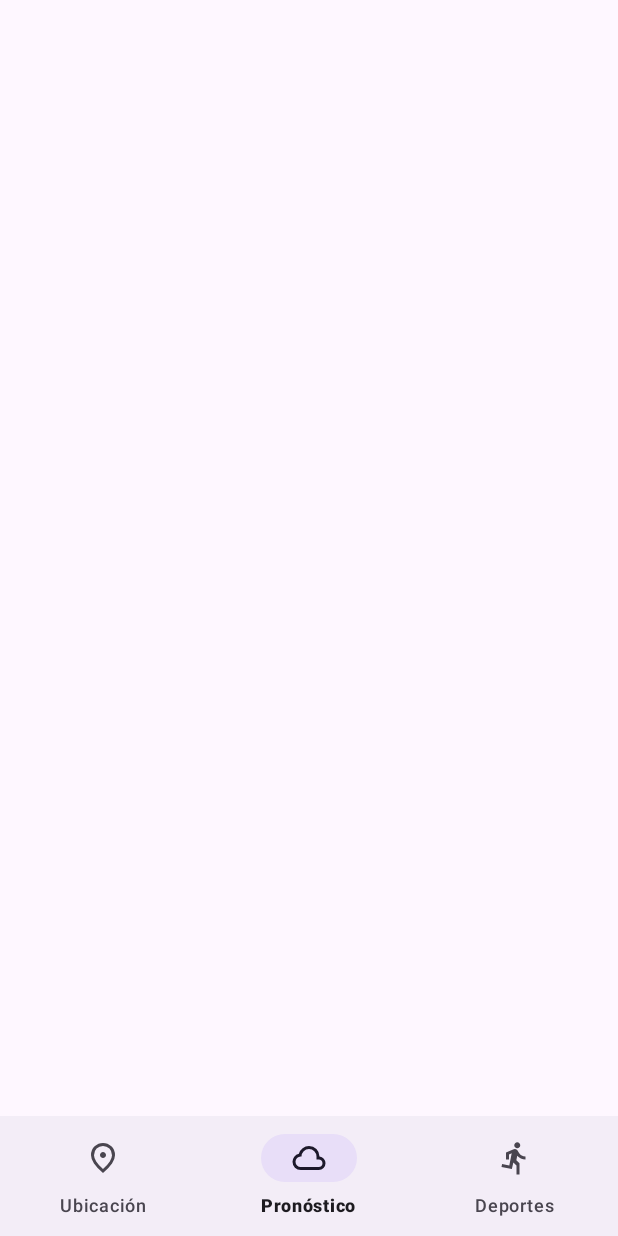
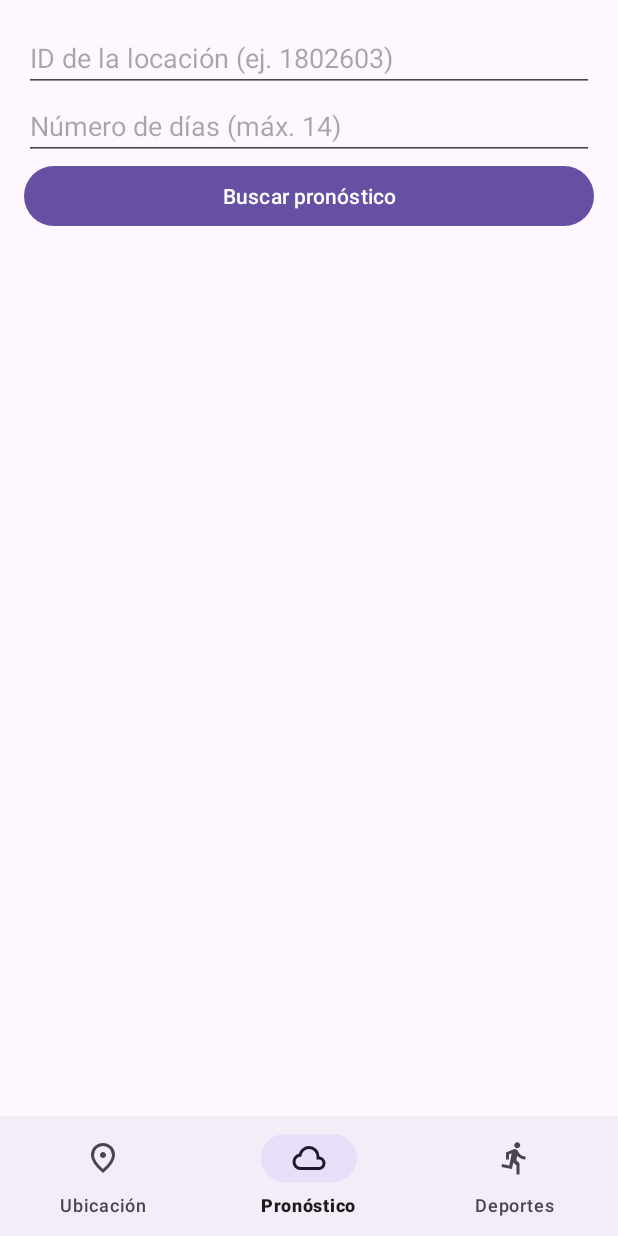
Before and after one commit to dodo240703/LAB4_IOT_20202396, an Android app: the ForecastFragment screen opened through its navigation route, on a phone screen of 412 x 824 dp. Run offline under Robolectric (Android 15) with nearby library versions, the phone set to English and light mode, and no system bars; our stand-ins replace navigation-ui.

Commit message:
casi terminado

```diff
--- a/app/src/main/java/com/example/lab4_20202396/adapters/SportsAdapter.java
+++ b/app/src/main/java/com/example/lab4_20202396/adapters/SportsAdapter.java
@@ -32,11 +32,13 @@ public class SportsAdapter extends RecyclerView.Adapter<SportsAdapter.SportsView
     @Override
     public void onBindViewHolder(@NonNull SportsViewHolder holder, int position) {
         SportsModel.Match match = matches.get(position);
-        holder.tvTeams.setText(match.team1 + " vs " + match.team2);
+
+        holder.tvTeams.setText(match.match); // "Chelsea vs Djurgardens IF"
         holder.tvTournament.setText("Torneo: " + match.tournament);
         holder.tvStadium.setText("Estadio: " + match.stadium);
         holder.tvDate.setText("Inicio: " + match.start);
     }
+
 
     @Override
     public int getItemCount() {
--- a/app/src/main/java/com/example/lab4_20202396/fragments/ForecastFragment.java
+++ b/app/src/main/java/com/example/lab4_20202396/fragments/ForecastFragment.java
@@ -1,9 +1,17 @@
 package com.example.lab4_20202396.fragments;
 
+import android.app.AlertDialog;
+import android.content.Context;
+import android.hardware.Sensor;
+import android.hardware.SensorEvent;
+import android.hardware.SensorEventListener;
+import android.hardware.SensorManager;
 import android.os.Bundle;
 import android.view.LayoutInflater;
 import android.view.View;
 import android.view.ViewGroup;
+import android.widget.Button;
+import android.widget.EditText;
 import android.widget.Toast;
 
 import androidx.annotation.NonNull;
@@ -17,14 +25,29 @@ import com.example.lab4_20202396.adapters.ForecastAdapter;
 import com.example.lab4_20202396.models.ForecastModel;
 import com.example.lab4_20202396.network.RetrofitClient;
 
+import java.util.List;
+
 import retrofit2.Call;
 import retrofit2.Callback;
 import retrofit2.Response;
 
-public class ForecastFragment extends Fragment {
+public class ForecastFragment extends Fragment implements SensorEventListener {
 
     private RecyclerView rvForecast;
+    private ForecastAdapter adapter;
+    private List<ForecastModel.ForecastDay> forecastDays;
     private final String API_KEY = "ec24b1c6dd8a4d528c1205500250305";
+
+    // Sensor
+    private SensorManager sensorManager;
+    private Sensor accelerometer;
+    private float accelerationCurrentValue;
+    private float accelerationLastValue;
+    private final float SHAKE_THRESHOLD = 20.0f;
+
+    // Búsqueda manual
+    private EditText etManualId, etManualDays;
+    private Button btnBuscarManual;
 
     @Nullable
     @Override
@@ -32,27 +55,63 @@ public class ForecastFragment extends Fragment {
                              ViewGroup container,
                              Bundle savedInstanceState) {
         View view = inflater.inflate(R.layout.fragment_forecast, container, false);
+
         rvForecast = view.findViewById(R.id.rvForecast);
         rvForecast.setLayoutManager(new LinearLayoutManager(getContext()));
+
+        etManualId = view.findViewById(R.id.etManualId);
+        etManualDays = view.findViewById(R.id.etManualDays);
+        btnBuscarManual = view.findViewById(R.id.btnBuscarManual);
+
+        // Sensor setup
+        sensorManager = (SensorManager) requireActivity().getSystemService(Context.SENSOR_SERVICE);
+        if (sensorManager != null) {
+            accelerometer = sensorManager.getDefaultSensor(Sensor.TYPE_ACCELEROMETER);
+        }
+        accelerationCurrentValue = SensorManager.GRAVITY_EARTH;
+        accelerationLastValue = SensorManager.GRAVITY_EARTH;
 
         String idLocation = getArguments() != null ? getArguments().getString("idLocation") : null;
 
         if (idLocation != null) {
-            getForecast(idLocation);
+            // Ocultar campos manuales si el ID viene desde LocationFragment
+            etManualId.setVisibility(View.GONE);
+            etManualDays.setVisibility(View.GONE);
+            btnBuscarManual.setVisibility(View.GONE);
+            getForecast(idLocation, 14);
         } else {
-            Toast.makeText(getContext(), "ID no proporcionado", Toast.LENGTH_SHORT).show();
+            // Mostrar búsqueda manual
+            btnBuscarManual.setOnClickListener(v -> {
+                String idInput = etManualId.getText().toString().trim();
+                String daysInput = etManualDays.getText().toString().trim();
+
+                if (idInput.isEmpty() || daysInput.isEmpty()) {
+                    Toast.makeText(getContext(), "Completa ambos campos", Toast.LENGTH_SHORT).show();
+                    return;
+                }
+
+                int days = Integer.parseInt(daysInput);
+                if (days < 1 || days > 14) {
+                    Toast.makeText(getContext(), "Días debe ser entre 1 y 14", Toast.LENGTH_SHORT).show();
+                    return;
+                }
+
+                getForecast(idInput, days);
+            });
         }
 
         return view;
     }
 
-    private void getForecast(String idLocation) {
-        RetrofitClient.getApiService().getForecast("ec24b1c6dd8a4d528c1205500250305", "id:" + idLocation, 14)
+    private void getForecast(String idLocation, int days) {
+        RetrofitClient.getApiService().getForecast(API_KEY, "id:" + idLocation, days)
                 .enqueue(new Callback<ForecastModel>() {
                     @Override
                     public void onResponse(@NonNull Call<ForecastModel> call, @NonNull Response<ForecastModel> response) {
                         if (response.isSuccessful() && response.body() != null) {
-                            rvForecast.setAdapter(new ForecastAdapter(response.body().forecast.forecastday));
+                            forecastDays = response.body().forecast.forecastday;
+                            adapter = new ForecastAdapter(forecastDays);
+                            rvForecast.setAdapter(adapter);
                         } else {
                             Toast.makeText(getContext(), "Error al cargar pronósticos", Toast.LENGTH_SHORT).show();
                         }
@@ -64,4 +123,55 @@ public class ForecastFragment extends Fragment {
                     }
                 });
     }
+
+    // Sensor logic
+    @Override
+    public void onSensorChanged(SensorEvent event) {
+        if (event.sensor.getType() == Sensor.TYPE_ACCELEROMETER) {
+            float x = event.values[0];
+            float y = event.values[1];
+            float z = event.values[2];
+
+            accelerationLastValue = accelerationCurrentValue;
+            accelerationCurrentValue = (float) Math.sqrt(x * x + y * y + z * z);
+            float delta = accelerationCurrentValue - accelerationLastValue;
+
+            if (delta > SHAKE_THRESHOLD) {
+                showDeleteConfirmationDialog();
+            }
+        }
+    }
+
+    private void showDeleteConfirmationDialog() {
+        if (forecastDays == null || forecastDays.isEmpty()) return;
+
+        new AlertDialog.Builder(getContext())
+                .setTitle("¿Eliminar pronósticos?")
+                .setMessage("Se detectó una sacudida. ¿Deseas eliminar la lista?")
+                .setPositiveButton("Sí", (dialog, which) -> {
+                    forecastDays.clear();
+                    adapter.notifyDataSetChanged();
+                })
+                .setNegativeButton("Cancelar", null)
+                .show();
+    }
+
+    @Override
+    public void onAccuracyChanged(Sensor sensor, int accuracy) {
+        // No utilizado
+    }
+
+    @Override
+    public void onResume() {
+        super.onResume();
+        if (accelerometer != null) {
+            sensorManager.registerListener(this, accelerometer, SensorManager.SENSOR_DELAY_NORMAL);
+        }
+    }
+
+    @Override
+    public void onPause() {
+        super.onPause();
+        sensorManager.unregisterListener(this);
+    }
 }
--- a/app/src/main/java/com/example/lab4_20202396/fragments/SportsFragment.java
+++ b/app/src/main/java/com/example/lab4_20202396/fragments/SportsFragment.java
@@ -60,7 +60,7 @@ public class SportsFragment extends Fragment {
                     @Override
                     public void onResponse(@NonNull Call<SportsModel> call, @NonNull Response<SportsModel> response) {
                         if (response.isSuccessful() && response.body() != null) {
-                            rvSports.setAdapter(new SportsAdapter(response.body().football.match));
+                            rvSports.setAdapter(new SportsAdapter(response.body().football));
                         } else {
                             Toast.makeText(getContext(), "Sin datos disponibles", Toast.LENGTH_SHORT).show();
                         }
--- a/app/src/main/res/layout/fragment_forecast.xml
+++ b/app/src/main/res/layout/fragment_forecast.xml
@@ -1,11 +1,34 @@
 <?xml version="1.0" encoding="utf-8"?>
 <LinearLayout xmlns:android="http://schemas.android.com/apk/res/android"
-    android:orientation="vertical" android:layout_width="match_parent"
-    android:layout_height="match_parent"
-    android:padding="16dp">
+    android:orientation="vertical"
+    android:padding="16dp"
+    android:layout_width="match_parent"
+    android:layout_height="match_parent">
+
+    <!-- Estos dos campos y el botón aparecerán si no hay argumentos -->
+    <EditText
+        android:id="@+id/etManualId"
+        android:layout_width="match_parent"
+        android:layout_height="wrap_content"
+        android:hint="ID de la locación (ej. 1802603)"
+        android:inputType="number" />
+
+    <EditText
+        android:id="@+id/etManualDays"
+        android:layout_width="match_parent"
+        android:layout_height="wrap_content"
+        android:hint="Número de días (máx. 14)"
+        android:inputType="number" />
+
+    <Button
+        android:id="@+id/btnBuscarManual"
+        android:layout_width="match_parent"
+        android:layout_height="wrap_content"
+        android:text="Buscar pronóstico" />
 
     <androidx.recyclerview.widget.RecyclerView
         android:id="@+id/rvForecast"
         android:layout_width="match_parent"
-        android:layout_height="match_parent" />
+        android:layout_height="0dp"
+        android:layout_weight="1" />
 </LinearLayout>
```
Also changed, not shown: app/src/main/java/com/example/lab4_20202396/models/SportsModel.java (+4 -7 lines).
